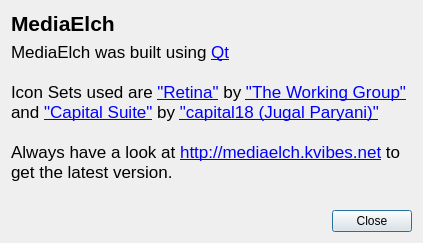
Komet/MediaElch, file AboutDialog.ui: the form before one commit.
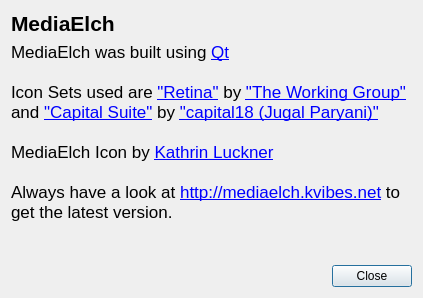
The form after the commit.

Diff of the .ui file:
```diff
--- a/AboutDialog.ui
+++ b/AboutDialog.ui
@@ -10,7 +10,7 @@
     <x>0</x>
     <y>0</y>
     <width>423</width>
-    <height>243</height>
+    <height>298</height>
    </rect>
   </property>
   <property name="windowTitle">
@@ -45,6 +45,8 @@
 &lt;p style=&quot;-qt-paragraph-type:empty; margin-top:0px; margin-bottom:0px; margin-left:0px; margin-right:0px; -qt-block-indent:0; text-indent:0px;&quot;&gt;&lt;/p&gt;
 &lt;p style=&quot; margin-top:0px; margin-bottom:0px; margin-left:0px; margin-right:0px; -qt-block-indent:0; text-indent:0px;&quot;&gt;Icon Sets used are &lt;a href=&quot;http://blog.twg.ca/2010/11/retina-display-icon-set/&quot;&gt;&lt;span style=&quot; text-decoration: underline; color:#0000ff;&quot;&gt;&amp;quot;Retina&amp;quot;&lt;/span&gt;&lt;/a&gt; by &lt;a href=&quot;http://blog.twg.ca/&quot;&gt;&lt;span style=&quot; text-decoration: underline; color:#0000ff;&quot;&gt;&amp;quot;The Working Group&amp;quot;&lt;/span&gt;&lt;/a&gt; and &lt;a href=&quot;http://findicons.com/pack/51/capital_suite&quot;&gt;&lt;span style=&quot; text-decoration: underline; color:#0000ff;&quot;&gt;&amp;quot;Capital Suite&amp;quot;&lt;/span&gt;&lt;/a&gt; by &lt;a href=&quot;http://capital18.deviantart.com/&quot;&gt;&lt;span style=&quot; text-decoration: underline; color:#0000ff;&quot;&gt;&amp;quot;capital18 (Jugal Paryani)&amp;quot;&lt;/span&gt;&lt;/a&gt;&lt;/p&gt;
 &lt;p style=&quot;-qt-paragraph-type:empty; margin-top:0px; margin-bottom:0px; margin-left:0px; margin-right:0px; -qt-block-indent:0; text-indent:0px; text-decoration: underline; color:#0000ff;&quot;&gt;&lt;/p&gt;
+&lt;p style=&quot; margin-top:0px; margin-bottom:0px; margin-left:0px; margin-right:0px; -qt-block-indent:0; text-indent:0px;&quot;&gt;MediaElch Icon by &lt;a href=&quot;mailto:kathrin.luckner@me.com&quot;&gt;&lt;span style=&quot;text-decoration:underline; color:#0000ff;&quot;&gt;Kathrin Luckner&lt;/span&gt;&lt;/a&gt;&lt;/p&gt;
+&lt;p style=&quot;-qt-paragraph-type:empty; margin-top:0px; margin-bottom:0px; margin-left:0px; margin-right:0px; -qt-block-indent:0; text-indent:0px; text-decoration: underline; color:#0000ff;&quot;&gt;&lt;/p&gt;
 &lt;p style=&quot; margin-top:0px; margin-bottom:0px; margin-left:0px; margin-right:0px; -qt-block-indent:0; text-indent:0px;&quot;&gt;Always have a look at &lt;a href=&quot;http://mediaelch.kvibes.net&quot;&gt;&lt;span style=&quot; text-decoration: underline; color:#0000ff;&quot;&gt;http://mediaelch.kvibes.net&lt;/span&gt;&lt;/a&gt; to get the latest version.&lt;/p&gt;
 &lt;p style=&quot;-qt-paragraph-type:empty; margin-top:0px; margin-bottom:0px; margin-left:0px; margin-right:0px; -qt-block-indent:0; text-indent:0px;&quot;&gt;&lt;/p&gt;&lt;/body&gt;&lt;/html&gt;</string>
      </property>
```
